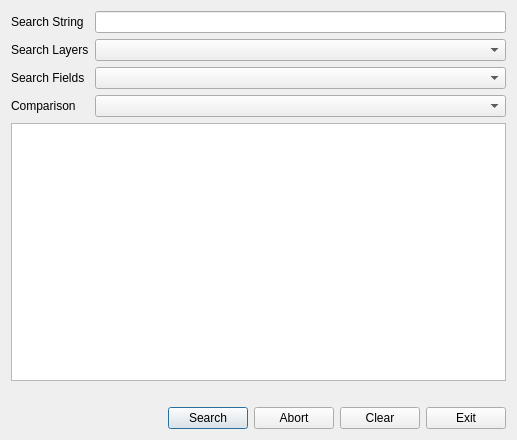
Qt form searchlayers.ui (NationalSecurityAgency/qgis-searchlayers-plugin) before a commit.
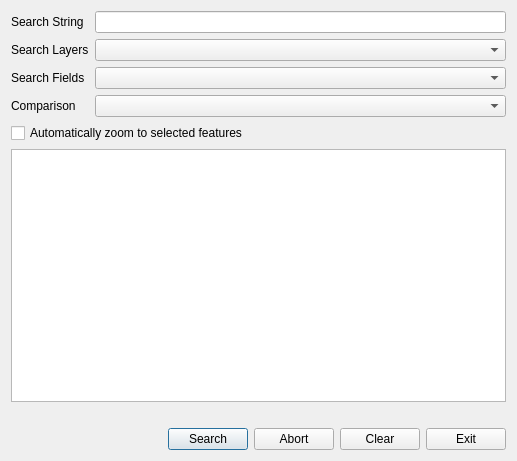
The same form after that commit.

Commit message: add ability to select multiple features

What changed in the file:
```diff
--- a/searchlayers.ui
+++ b/searchlayers.ui
@@ -7,7 +7,7 @@
     <x>0</x>
     <y>0</y>
     <width>517</width>
-    <height>440</height>
+    <height>461</height>
    </rect>
   </property>
   <property name="windowTitle">
@@ -69,6 +69,16 @@
      </item>
     </layout>
    </item>
+   <item>
+    <widget class="QCheckBox" name="autoZoomCheckBox">
+     <property name="text">
+      <string>Automatically zoom to selected features</string>
+     </property>
+     <property name="checked">
+      <bool>false</bool>
+     </property>
+    </widget>
+   </item>
    <item>
     <widget class="QTableWidget" name="resultsTable"/>
    </item>
```
The commit also changes 6 other files.
